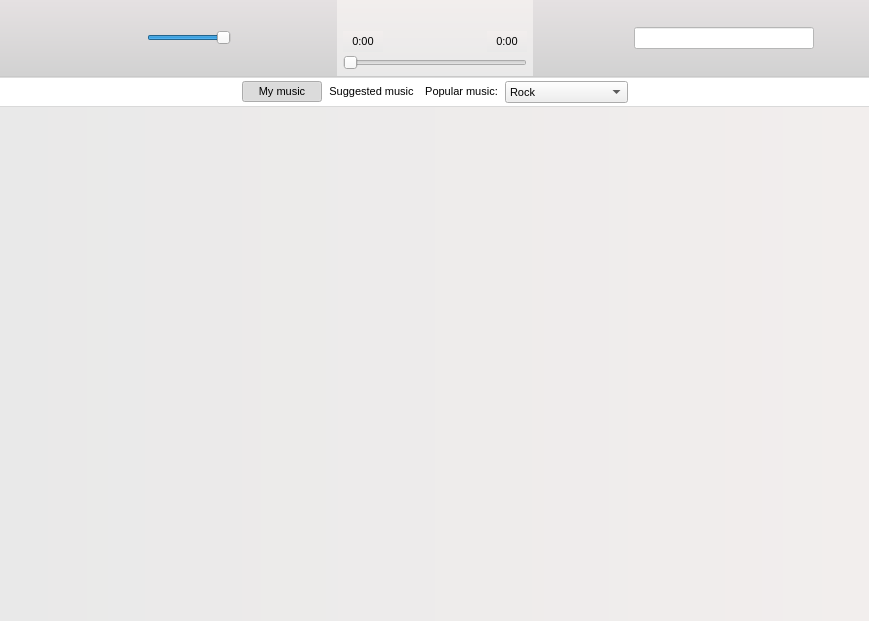
Amixp/flow, file playerwidget.ui: the form before one commit.
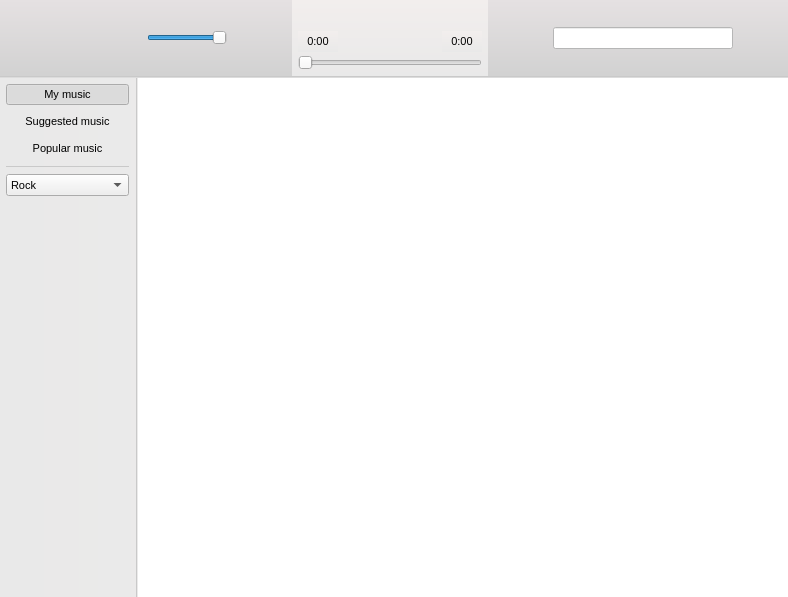
The form after the commit. Icons and pictures are not drawn. Custom widgets are drawn as their Qt base class.

Commit message: *WIP* New design is preparing ...

```diff
--- a/playerwidget.ui
+++ b/playerwidget.ui
@@ -6,8 +6,8 @@
    <rect>
     <x>0</x>
     <y>0</y>
-    <width>869</width>
-    <height>621</height>
+    <width>788</width>
+    <height>597</height>
    </rect>
   </property>
   <property name="font">
@@ -22,7 +22,12 @@
    <iconset resource="icons.qrc">
     <normaloff>:/icons/logo.png</normaloff>:/icons/logo.png</iconset>
   </property>
-  <layout class="QVBoxLayout" name="verticalLayout_5">
+  <property name="styleSheet">
+   <string notr="true">#PlayerWidget {
+	background-color: qlineargradient( x1:0 y1:0, x2:1 y2:0, stop:0 #E9E9E9, stop:1 #F2EEED);
+}</string>
+  </property>
+  <layout class="QVBoxLayout" name="verticalLayout_6">
    <property name="spacing">
     <number>0</number>
    </property>
@@ -499,52 +504,27 @@
     </widget>
    </item>
    <item>
-    <widget class="QFrame" name="musicFrame">
-     <property name="styleSheet">
-      <string notr="true">#musicFrame{
-background-color: rgb(255, 255, 255);
-border-top: 0px;
-border-left: 0px;
-border-right: 0px;
-border-bottom: 1px solid;
-border-bottom-color: #D9D9D9; 
-}</string>
-     </property>
-     <property name="frameShape">
-      <enum>QFrame::StyledPanel</enum>
-     </property>
-     <property name="frameShadow">
-      <enum>QFrame::Sunken</enum>
-     </property>
      <layout class="QHBoxLayout" name="horizontalLayout_4">
       <property name="spacing">
-       <number>3</number>
+      <number>0</number>
+     </property>
+     <item>
+      <layout class="QVBoxLayout" name="verticalLayout_5">
+       <property name="spacing">
+        <number>6</number>
       </property>
       <property name="leftMargin">
-       <number>3</number>
+        <number>6</number>
       </property>
       <property name="topMargin">
-       <number>3</number>
+        <number>6</number>
       </property>
       <property name="rightMargin">
-       <number>3</number>
+        <number>6</number>
       </property>
       <property name="bottomMargin">
-       <number>3</number>
-      </property>
-      <item>
-       <spacer name="horizontalSpacer">
-        <property name="orientation">
-         <enum>Qt::Horizontal</enum>
-        </property>
-        <property name="sizeHint" stdset="0">
-         <size>
-          <width>0</width>
-          <height>0</height>
-         </size>
-        </property>
-       </spacer>
-      </item>
+        <number>6</number>
+       </property>
       <item>
        <widget class="QPushButton" name="myMusicButton">
         <property name="font">
@@ -592,7 +572,7 @@
          </font>
         </property>
         <property name="text">
-         <string>Popular music:</string>
+          <string>Popular music</string>
         </property>
         <property name="checkable">
          <bool>true</bool>
@@ -602,6 +582,19 @@
         </property>
        </widget>
       </item>
+       <item>
+        <widget class="Line" name="line">
+         <property name="styleSheet">
+          <string notr="true">color: rgb(201, 201, 201);</string>
+         </property>
+         <property name="frameShadow">
+          <enum>QFrame::Plain</enum>
+         </property>
+         <property name="orientation">
+          <enum>Qt::Horizontal</enum>
+         </property>
+        </widget>
+       </item>
       <item>
        <widget class="QComboBox" name="genreComboBox">
         <property name="font">
@@ -720,19 +713,31 @@
        </widget>
       </item>
       <item>
-       <spacer name="horizontalSpacer_2">
+        <spacer name="verticalSpacer">
         <property name="orientation">
-         <enum>Qt::Horizontal</enum>
+          <enum>Qt::Vertical</enum>
         </property>
         <property name="sizeHint" stdset="0">
          <size>
-          <width>0</width>
-          <height>0</height>
+           <width>20</width>
+           <height>40</height>
          </size>
         </property>
        </spacer>
       </item>
      </layout>
+     </item>
+     <item>
+      <widget class="Line" name="line_2">
+       <property name="styleSheet">
+        <string notr="true">color: rgb(201, 201, 201);</string>
+       </property>
+       <property name="frameShadow">
+        <enum>QFrame::Plain</enum>
+       </property>
+       <property name="orientation">
+        <enum>Qt::Vertical</enum>
+       </property>
     </widget>
    </item>
    <item>
@@ -745,7 +750,7 @@
      <property name="styleSheet">
       <string notr="true">#playlistTableView
 {
-background-color: qlineargradient( x1:0 y1:0, x2:1 y2:0, stop:0 #E9E9E9, stop:1 #F2EEED);
+background-color: rgb(255, 255, 255)
 }</string>
      </property>
      <property name="frameShape">
@@ -779,6 +784,8 @@
       <bool>false</bool>
      </attribute>
     </widget>
+     </item>
+    </layout>
    </item>
   </layout>
  </widget>
```
Lines whose indentation alone changed are shown as unchanged.
